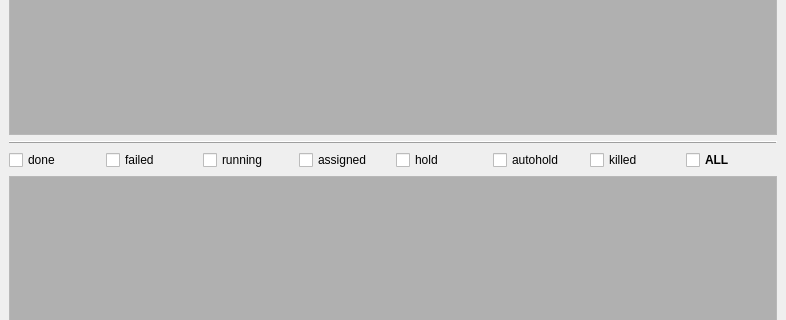
The window that rbhusUI/lib/rbhusListMod.ui (aumanimationstudios/rbhus) describes before a commit, drawn with Qt 5; both pictures show x 0 to 786 and y 261 to 581 of the 786 by 666 pixel window.
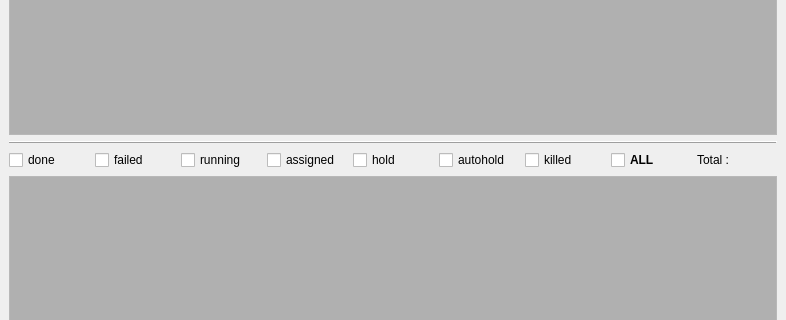
The same window after the commit.

```diff
--- a/rbhusUI/lib/rbhusListMod.ui
+++ b/rbhusUI/lib/rbhusListMod.ui
@@ -15,6 +15,9 @@
   </property>
   <widget class="QWidget" name="centralwidget">
    <layout class="QGridLayout" name="gridLayout">
+    <property name="sizeConstraint">
+     <enum>QLayout::SetMinAndMaxSize</enum>
+    </property>
     <item row="3" column="0">
      <widget class="QTableWidget" name="tableFrames">
       <property name="sizePolicy">
@@ -243,6 +246,13 @@
         </property>
        </widget>
       </item>
+      <item>
+       <widget class="QLabel" name="labelTotal">
+        <property name="text">
+         <string>Total : </string>
+        </property>
+       </widget>
+      </item>
      </layout>
     </item>
     <item row="1" column="0">
```
